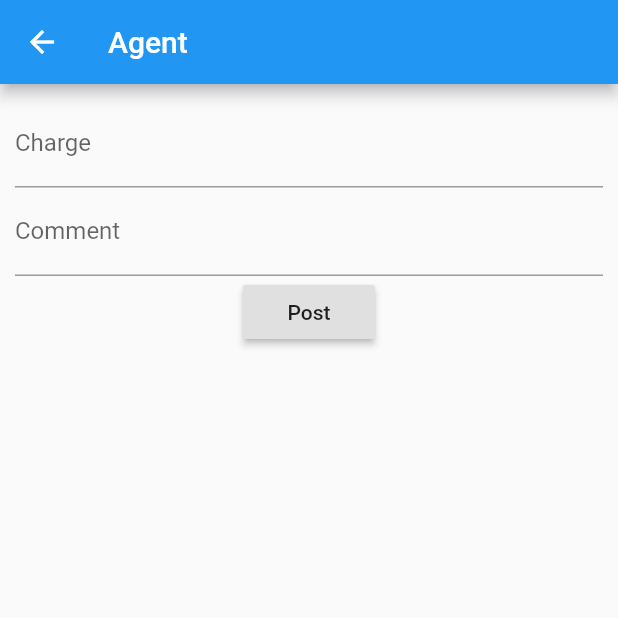
After one commit to kaushalsitapara/fetadummy, a Flutter app: the Review screen opened directly, on a phone screen of 412 x 824 dp, the top half of it. The commit adds this screen. Run offline on Flutter 3.47's test engine with Material 2 defaults, Android fonts, the phone set to English and light mode, and no system bars; our stand-ins replace csv.

Commit message:
by kaushal

```diff
--- a/lib/main.dart
+++ b/lib/main.dart
@@ -1,12 +1,15 @@
 import 'package:flutter/material.dart';
+import 'package:playground/views/ref/referraldata.dart';
 import 'views/directory.dart';
 import 'views/homepage.dart';
 
 void main() {
+
   runApp(MyApp());
 }
 
 class MyApp extends StatelessWidget {
+  static List<Referaal> ref = new List<Referaal>();
   @override
   Widget build(BuildContext context) {
     return MaterialApp(
--- /dev/null
+++ b/lib/views/ref/referraldata.dart
@@ -0,0 +1,13 @@
+class Referaal{
+  String state;
+  String name;
+  String cname;
+  String area;
+  String city;
+  String contactperson;
+  String type;
+  String cat;
+  List<String> charge= new List<String>();
+  List<String> comment= new List<String>();
+  List<String> reviewer= new List<String>();
+}
--- /dev/null
+++ b/lib/views/ref/review.dart
@@ -0,0 +1,82 @@
+import 'package:flutter/material.dart';
+import 'package:playground/main.dart';
+
+
+class Review extends StatefulWidget {
+  Review({Key key, this.index}) : super(key: key);
+  final int index;
+  @override
+  _ReviewState createState() => _ReviewState();
+}
+
+class _ReviewState extends State<Review> {
+  final _formKey = GlobalKey<FormState>();
+  TextEditingController charge = new TextEditingController();
+  TextEditingController comment= new TextEditingController();
+
+  @override
+  Widget build(BuildContext context) {
+    return Scaffold(
+        appBar: AppBar(
+        title: Text('Agent'),
+    ),
+    body: SingleChildScrollView(
+      padding: EdgeInsets.all(10),
+      child: Center(
+        child: Form(
+            key: _formKey,
+            child: Column(children: <Widget>[
+              Container(
+                child: TextFormField(
+                  decoration: const InputDecoration(labelText: 'Charge'),
+                  controller: charge,
+                  keyboardType: TextInputType.text,
+                  validator: (String str) {
+                    if (str.length <= 0)
+                      return 'Enter Negative/Positive';
+                    else
+                      return null;
+                  },
+                ),
+              ),
+              /*Container(
+                child: TextFormField(
+                  decoration: const InputDecoration(labelText: 'Name'),
+                  controller: name,
+                  keyboardType: TextInputType.text,
+                  validator: (String str) {
+                    if (str.length <= 0)
+                      return 'Type Name ...';
+                    else
+                      return null;
+                  },
+                ),
+              ),*/
+              Container(
+                child: TextFormField(
+                  decoration: const InputDecoration(labelText: 'Comment'),
+                  controller: comment,
+                  keyboardType: TextInputType.text,
+                  validator: (String str) {
+                    if (str.length <= 0)
+                      return 'Comment';
+                    else
+                      return null;
+                  },
+                ),
+              ),
+              Container(
+                child: RaisedButton(
+                  onPressed: (){
+                    MyApp.ref[widget.index].charge.add(charge.text);
+                 //   MyApp.ref[widget.index].reviewer.add(name.text);
+                    MyApp.ref[widget.index].comment.add(comment.text);
+                  },
+                  child: Text("Post"),
+                ),
+              )// Add TextFormFields and RaisedButton here.
+            ])),
+      ),
+    ));
+  }
+}
```
Also changed, not shown: lib/views/ref/agent.dart (added, +133 -0 lines), lib/views/ref/newrefereal.dart (added, +153 -0 lines), lib/views/ref/referral.dart (added, +73 -0 lines).
